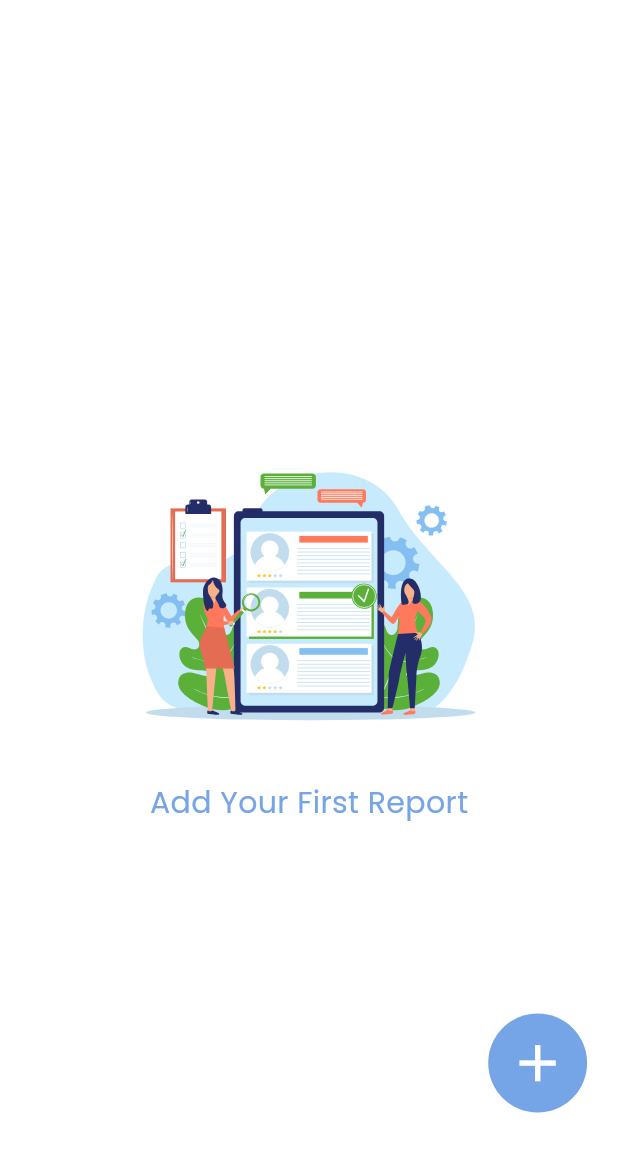
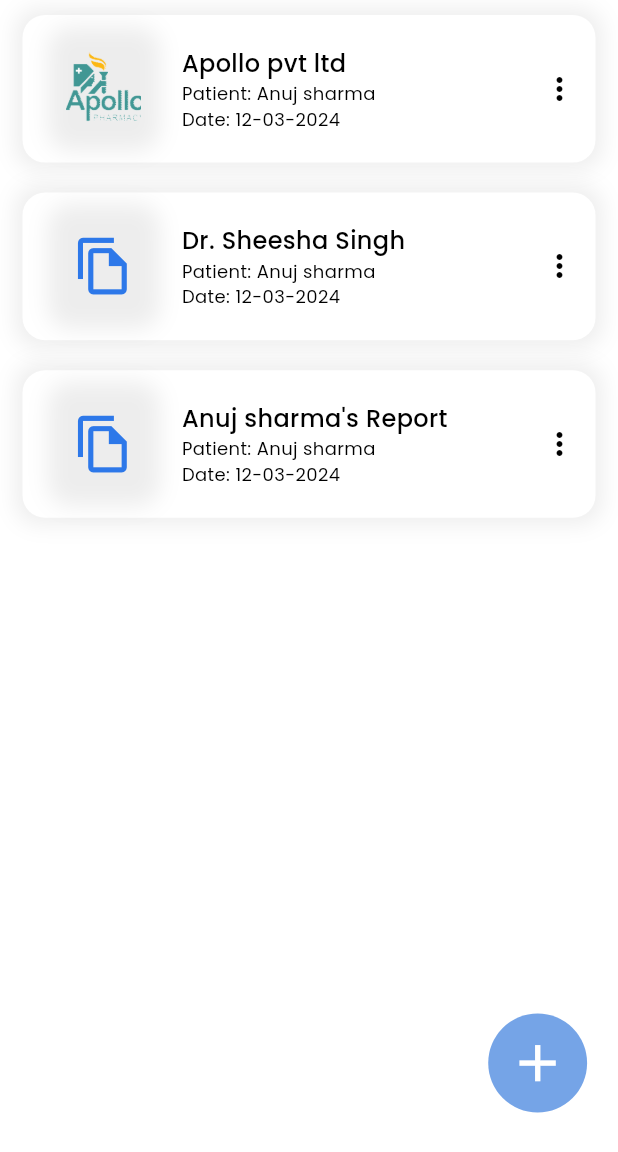
Before and after one commit to prachi-git99/Docinzo, a Flutter app: the ReportTabScreen screen opened directly, on a phone screen of 412 x 824 dp. Shown: the top 1152 px of the screen. Run offline on Flutter 3.47's test engine with Material 3 defaults, Android fonts, the phone set to English and light mode, and no system bars; our stand-ins replace dotted_border, easy_date_timeline, file_picker, fl_chart, flutter_secure_storage, flutter_svg and 5 more; missing offline and left inert: mobile_number, time_slot; accounts and stored records are empty.

Commit message:
report screen done

```diff
--- a/lib/common_widgets/custom_appbar.dart
+++ b/lib/common_widgets/custom_appbar.dart
@@ -2,20 +2,25 @@ import 'package:doctor/consts/consts.dart';
 
 import '../components/responsive_text.dart';
 
-AppBar customAppbar(context,text){
+AppBar customAppbar(context, text) {
   return AppBar(
     backgroundColor: primaryColor,
     iconTheme: IconThemeData(color: white),
-    title: responsiveText(context: context,textColor: white,text: text,fontWeight: FontWeight.w500,size: 18.0),
+    title: responsiveText(
+        context: context,
+        textColor: white,
+        text: text,
+        fontWeight: FontWeight.w500,
+        size: 22.0),
     centerTitle: true,
     flexibleSpace: Container(
       decoration: BoxDecoration(
           gradient: myGradient,
-          borderRadius: BorderRadius.vertical(bottom: Radius.circular(mediumBorderRadius))
-      ),
+          borderRadius: BorderRadius.vertical(
+              bottom: Radius.circular(mediumBorderRadius))),
     ),
     shape: RoundedRectangleBorder(
-        borderRadius: BorderRadius.vertical(bottom: Radius.circular(mediumBorderRadius))
-    ),
+        borderRadius:
+            BorderRadius.vertical(bottom: Radius.circular(mediumBorderRadius))),
   );
 }
--- /dev/null
+++ b/lib/screens/health_record_screen/common_widgets/show_default_nodata_screen.dart
@@ -0,0 +1,24 @@
+import 'package:doctor/consts/consts.dart';
+import 'package:flutter_svg/svg.dart';
+
+import '../../../components/responsive_text.dart';
+
+Widget showDefaultScreen(context, tag) {
+  var size = MediaQuery.of(context).size;
+
+  return Center(
+    child: Column(
+      mainAxisAlignment: MainAxisAlignment.center,
+      children: [
+        SvgPicture.asset("assets/images/$noReportsFoundImg",
+            fit: BoxFit.contain, width: size.width, height: size.height * 0.3),
+        responsiveText(
+            context: context,
+            textColor: secondaryColor,
+            text: "$tag",
+            fontWeight: FontWeight.w400,
+            size: 20.0)
+      ],
+    ),
+  );
+}
--- a/lib/screens/health_record_screen/health_record_screen.dart
+++ b/lib/screens/health_record_screen/health_record_screen.dart
@@ -25,7 +25,7 @@ class HealthScreen extends StatelessWidget {
                 textColor: white,
                 text: "Health Records",
                 fontWeight: FontWeight.w500,
-                size: 18.0),
+                size: 22.0),
             centerTitle: true,
             iconTheme: IconThemeData(color: white),
             flexibleSpace: Container(
--- a/lib/screens/health_record_screen/record_screen/report_tab_screen.dart
+++ b/lib/screens/health_record_screen/record_screen/report_tab_screen.dart
@@ -1,9 +1,8 @@
 import 'package:doctor/common_widgets/gradient_background.dart';
 import 'package:doctor/consts/consts.dart';
-import 'package:flutter_svg/svg.dart';
+import 'package:doctor/screens/health_record_screen/record_screen/widgets/show_reports_list_card.dart';
 import 'package:get/get.dart';
 
-import '../../../components/responsive_text.dart';
 import '../../report_screen/add_report_screen.dart';
 import '../../report_screen/controller/labname_controller.dart';
 import '../../report_screen/controller/patient_controller.dart';
@@ -11,7 +10,31 @@ import '../../report_screen/controller/type_record_controller.dart';
 import '../common_widgets/show_floating_button.dart';
 
 class ReportTabScreen extends StatelessWidget {
-  const ReportTabScreen({Key? key}) : super(key: key);
+  ReportTabScreen({Key? key}) : super(key: key);
+
+  List<Map<String, dynamic>> reportData = [
+    {
+      "type": "LAB",
+      "pateint_name": "Anuj sharma",
+      "created_at": "12-03-2024",
+      "lab": {"name": "apollo pvt ltd", "image": ""},
+      "file": ["sample1.jpg", "sample2.pdf"]
+    },
+    {
+      "type": "PRESCRIPTION",
+      "pateint_name": "Anuj sharma",
+      "created_at": "12-03-2024",
+      "doctor_name": "Dr. Sheesha Singh",
+      "file": ["sample1.jpg", "sample2.pdf"]
+    },
+    {
+      "type": "ELSE",
+      "pateint_name": "Anuj sharma",
+      "created_at": "12-03-2024",
+      "doctor_name": "Dr. Sheesha Singh",
+      "file": ["sample1.jpg", "sample2.pdf"]
+    }
+  ];
 
   @override
   Widget build(BuildContext context) {
@@ -23,23 +46,9 @@ class ReportTabScreen extends StatelessWidget {
           backgroundColor: white,
           body: Stack(
             children: [
-              Center(
-                child: Column(
-                  mainAxisAlignment: MainAxisAlignment.center,
-                  children: [
-                    SvgPicture.asset("assets/images/$noReportsFoundImg",
-                        fit: BoxFit.contain,
-                        width: size.width,
-                        height: size.height * 0.3),
-                    responsiveText(
-                        context: context,
-                        textColor: secondaryColor,
-                        text: "Add Your First Report",
-                        fontWeight: FontWeight.w400,
-                        size: 20.0)
-                  ],
-                ),
-              ),
+              // showReportsList(),
+              showReportsCardList(context, reportData),
+              // showDefaultScreen(context, "Add Your First Report"),
               showFloatingButton(
                   context: context,
                   ontap: () {
--- /dev/null
+++ b/lib/screens/health_record_screen/record_screen/widgets/show_reports_list_card.dart
@@ -0,0 +1,75 @@
+import 'package:doctor/consts/consts.dart';
+
+import '../../../../components/responsive_text.dart';
+import '../../../../components/rounded_corner_container.dart';
+
+Widget showReportsCardList(context, data) {
+  var size = MediaQuery.of(context).size;
+  return Column(
+      children: List.generate(
+          data.length,
+          (index) => Padding(
+                padding: EdgeInsets.symmetric(
+                    vertical: containerVerMargin, horizontal: containerHorPadd),
+                child: roundedCornerContainer(
+                    color: white,
+                    spread: 4.0,
+                    borderRadius: smallBorderRadius,
+                    blur: 12.0,
+                    child: Row(
+                      mainAxisAlignment: MainAxisAlignment.spaceBetween,
+                      children: [
+                        Row(
+                          children: [
+                            roundedCornerContainer(
+                                height: size.height * 0.1,
+                                width: size.width * 0.18,
+                                blur: 12.0,
+                                borderRadius: smallBorderRadius,
+                                child: data[index]['type'] == 'LAB'
+                                    ? Image.asset("assets/images/apollo.png",
+                                        fit: BoxFit.cover)
+                                    : Icon(
+                                        Icons.file_copy_outlined,
+                                        color: primaryColor,
+                                        size: size.width * 0.1,
+                                      )),
+                            SizedBox(width: containerVerMargin),
+                            Column(
+                              crossAxisAlignment: CrossAxisAlignment.start,
+                              children: [
+                                responsiveText(
+                                    context: context,
+                                    textColor: black,
+                                    text: data[index]['type'] == 'LAB'
+                                        ? data[index]['lab']['name']
+                                        : data[index]['type'] == 'PRESCRIPTION'
+                                            ? data[index]['doctor_name']
+                                            : "${data[index]['pateint_name']}'s Report",
+                                    fontWeight: FontWeight.w500,
+                                    size: 16.0),
+                                responsiveText(
+                                    context: context,
+                                    textColor: black,
+                                    text:
+                                        "Patient: ${data[index]['pateint_name']}",
+                                    fontWeight: FontWeight.w400,
+                                    size: 12.0),
+                                responsiveText(
+                                    context: context,
+                                    textColor: black,
+                                    text: "Date: ${data[index]['created_at']}",
+                                    fontWeight: FontWeight.w400,
+                                    size: 12.0),
+                              ],
+                            ),
+                          ],
+                        ),
+                        Icon(
+                          Icons.more_vert,
+                          color: black,
+                        )
+                      ],
+                    )),
+              )));
+}
--- a/lib/screens/report_screen/add_report_screen.dart
+++ b/lib/screens/report_screen/add_report_screen.dart
@@ -37,12 +37,14 @@ class AddReportScreen extends StatelessWidget {
 
               showPatientRecordWidget(context),
               //textfeild
-              Container(
-                  margin: EdgeInsets.symmetric(vertical: containerVerMargin),
-                  child:
-                      recordTypeController.currentValue.value == "Prescription"
-                          ? showPrescriptionForm(context)
-                          : showLabDetailForm(context)),
+              Obx(
+                () => Container(
+                    margin: EdgeInsets.symmetric(vertical: containerVerMargin),
+                    child: recordTypeController.currentValue.value ==
+                            "Prescription"
+                        ? showPrescriptionForm(context)
+                        : showLabDetailForm(context)),
+              ),
               //get uploaded media
               showUploadedMedia(context),
               customButtonWidget(context, 'Add Report', white, 18.0, () {
```
Also changed, not shown: assets/images/apollo.png (added).
